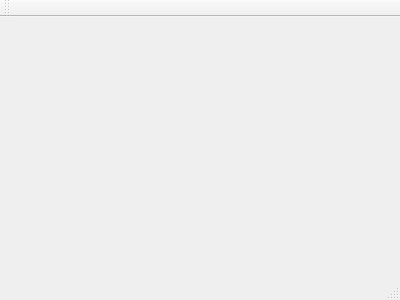
This is login.ui in Shuang777/tippi_demo as Qt 5 draws it before an edit. The edited form follows.
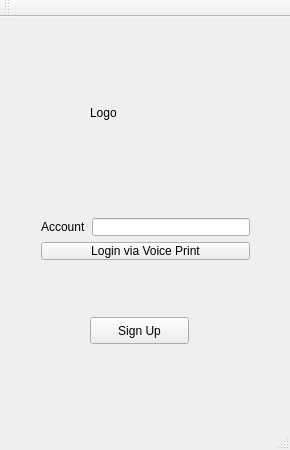
This is the edited form.

```diff
--- a/login.ui
+++ b/login.ui
@@ -1,24 +1,99 @@
 <ui version="4.0">
  <class>login</class>
- <widget class="QMainWindow" name="login" >
-  <property name="geometry" >
+ <widget class="QMainWindow" name="login">
+  <property name="geometry">
    <rect>
     <x>0</x>
     <y>0</y>
-    <width>400</width>
-    <height>300</height>
+    <width>290</width>
+    <height>450</height>
    </rect>
   </property>
   <property name="windowTitle" >
    <string>login</string>
   </property>
-  <widget class="QMenuBar" name="menuBar" />
-  <widget class="QToolBar" name="mainToolBar" />
-  <widget class="QWidget" name="centralWidget" />
-  <widget class="QStatusBar" name="statusBar" />
+  <widget class="QWidget" name="centralWidget">
+   <widget class="QPushButton" name="signupButton">
+    <property name="geometry">
+     <rect>
+      <x>90</x>
+      <y>300</y>
+      <width>99</width>
+      <height>27</height>
+     </rect>
+    </property>
+    <property name="text">
+     <string>Sign Up</string>
+    </property>
+   </widget>
+   <widget class="QLabel" name="logo">
+    <property name="geometry">
+     <rect>
+      <x>90</x>
+      <y>40</y>
+      <width>111</width>
+      <height>111</height>
+     </rect>
+    </property>
+    <property name="text">
+     <string>Logo</string>
+    </property>
+   </widget>
+   <widget class="QWidget" name="layoutWidget">
+    <property name="geometry">
+     <rect>
+      <x>30</x>
+      <y>190</y>
+      <width>231</width>
+      <height>64</height>
+     </rect>
+    </property>
+    <layout class="QVBoxLayout" name="verticalLayout">
+     <item>
+      <layout class="QHBoxLayout" name="horizontalLayout">
+       <item>
+        <widget class="QLabel" name="label">
+         <property name="text">
+          <string>Account</string>
+         </property>
+        </widget>
+       </item>
+       <item>
+        <widget class="QLineEdit" name="lineEdit"/>
+       </item>
+      </layout>
+     </item>
+     <item>
+      <widget class="QPushButton" name="loginButton">
+       <property name="text">
+        <string>Login via Voice Print</string>
+       </property>
+      </widget>
+     </item>
+    </layout>
+   </widget>
+  </widget>
+  <widget class="QMenuBar" name="menuBar">
+   <property name="geometry">
+    <rect>
+     <x>0</x>
+     <y>0</y>
+     <width>290</width>
+     <height>25</height>
+    </rect>
+   </property>
+  </widget>
+  <widget class="QToolBar" name="mainToolBar">
+   <attribute name="toolBarArea">
+    <enum>TopToolBarArea</enum>
+   </attribute>
+   <attribute name="toolBarBreak">
+    <bool>false</bool>
+   </attribute>
+  </widget>
+  <widget class="QStatusBar" name="statusBar"/>
  </widget>
- <layoutDefault spacing="6" margin="11" />
- <pixmapfunction></pixmapfunction>
+ <layoutdefault spacing="6" margin="11"/>
  <resources/>
  <connections/>
 </ui>
```
Left out of the diff: 3 changed lines with no effect on the pictures.
